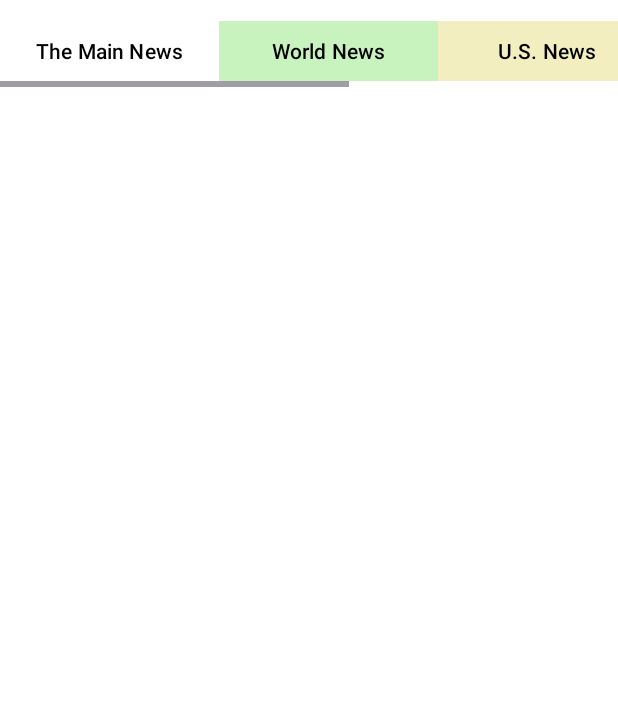
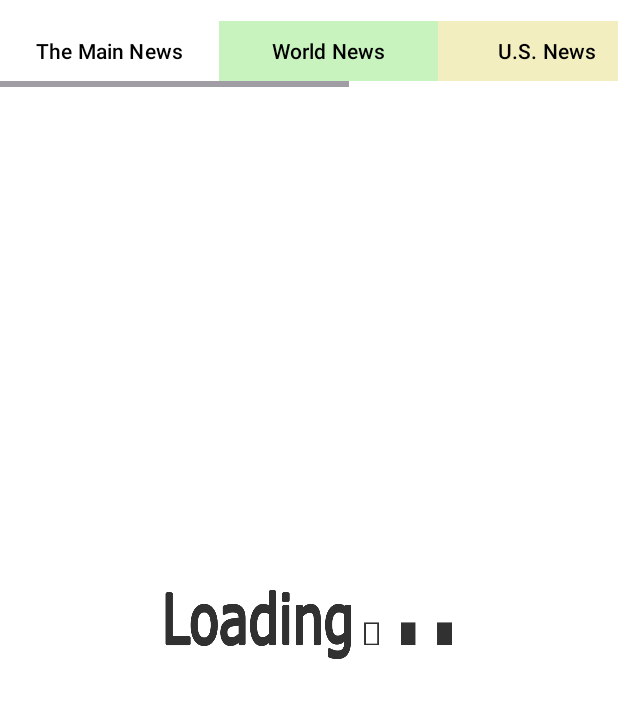
Before and after one commit to DanilValiahmedov/Newspaper, an Android app: the layout activity_main.xml on its own in the app's theme, with its tools: preview values and no code run, on a phone screen of 412 x 824 dp, the part 75-793 px from its top. Run offline under Robolectric (Android 15) with nearby library versions, the phone set to English and light mode, and no system bars.

```diff
--- /dev/null
+++ b/app/src/main/res/drawable/animation_load.xml
@@ -0,0 +1,6 @@
+<?xml version="1.0" encoding="utf-8"?>
+<animation-list xmlns:android="http://schemas.android.com/apk/res/android" android:oneshot="false">
+    <item android:drawable="@drawable/loading1" android:duration="300"/>
+    <item android:drawable="@drawable/loading2" android:duration="300"/>
+    <item android:drawable="@drawable/loading3" android:duration="300"/>
+</animation-list>
--- a/app/src/main/res/layout/activity_main.xml
+++ b/app/src/main/res/layout/activity_main.xml
@@ -101,6 +101,28 @@
         </androidx.constraintlayout.widget.ConstraintLayout>
     </HorizontalScrollView>
 
+    <ImageView
+        android:id="@+id/load"
+        android:layout_width="200dp"
+        android:layout_height="50dp"
+        android:background="@drawable/animation_load"
+        android:adjustViewBounds="true"
+        app:layout_constraintEnd_toEndOf="parent"
+        app:layout_constraintStart_toStartOf="parent"
+        app:layout_constraintTop_toBottomOf="@+id/scrollView"
+        app:layout_constraintBottom_toBottomOf="parent"/>
+
+    <TextView
+        android:id="@+id/error"
+        android:layout_width="wrap_content"
+        android:layout_height="wrap_content"
+        android:gravity="center"
+        android:textSize="20dp"
+        app:layout_constraintEnd_toEndOf="parent"
+        app:layout_constraintStart_toStartOf="parent"
+        app:layout_constraintTop_toBottomOf="@+id/scrollView"
+        app:layout_constraintBottom_toBottomOf="parent"/>
+
     <androidx.recyclerview.widget.RecyclerView
         android:id="@+id/recycleView"
         android:layout_width="match_parent"
--- a/app/src/main/res/values/strings.xml
+++ b/app/src/main/res/values/strings.xml
@@ -1,5 +1,5 @@
 <resources>
     <string name="app_name">Newspaper</string>
-    <string name="unknown_error">Неизвестная ошибка</string>
-    <string name="empty_news_error">Новости не найдены</string>
+    <string name="unknown_error">Unknown error!\nTry again later</string>
+    <string name="empty_news_error">No news found</string>
 </resources>
```
Also changed, not shown: app/src/main/java/com/example/newspaper/data/repository/NewsRepositoryImpl.kt (+22 -4 lines), app/src/main/java/com/example/newspaper/presentation/MainActivity.kt (+22 -12 lines), app/src/main/java/com/example/newspaper/presentation/NewsViewModel.kt (+13 -2 lines), app/src/main/java/com/example/newspaper/presentation/SectionNews.kt (added, +11 -0 lines), app/src/main/res/drawable/loading1.png (added), app/src/main/res/drawable/loading2.png (added), app/src/main/res/drawable/loading3.png (added).
